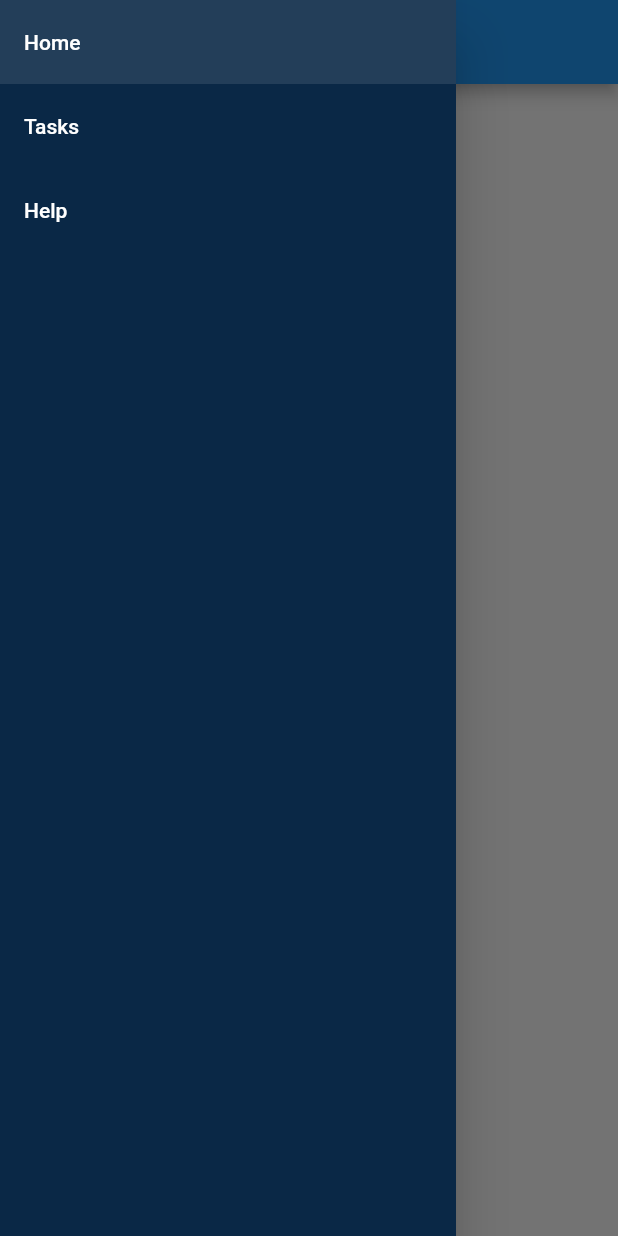
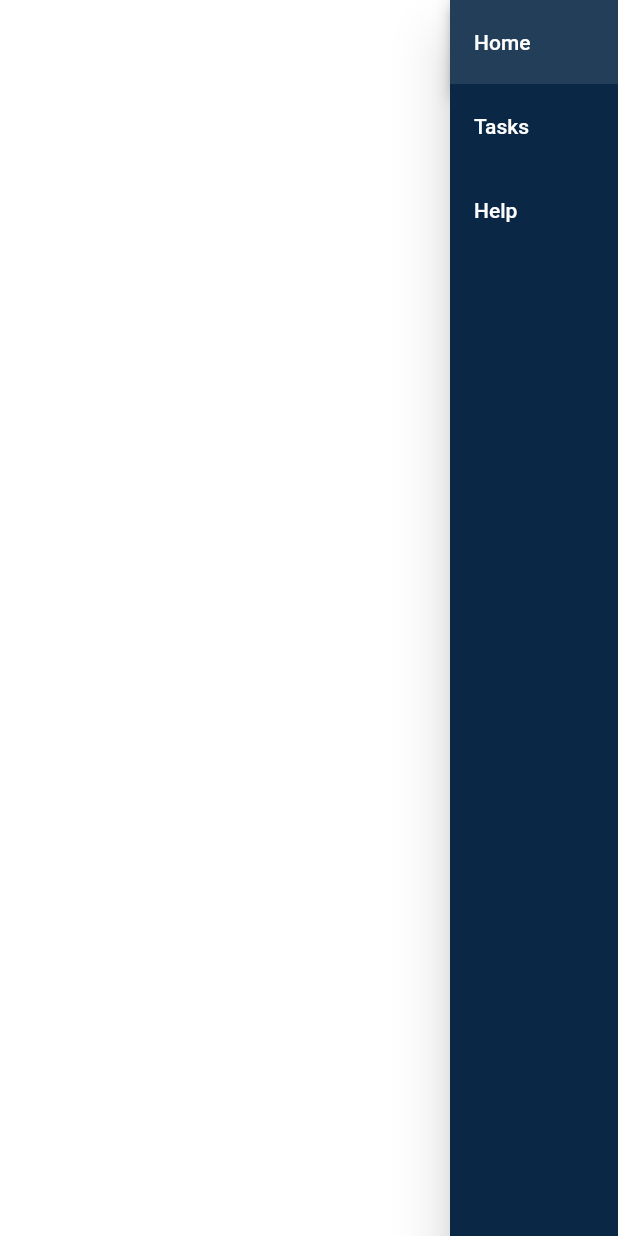
Before and after one commit to incon/nav_test, a Flutter app: the screen it shows after launch, with the side drawer open, on a phone screen of 412 x 824 dp. Run offline on Flutter 3.47's test engine with Material 2 defaults, Android fonts, the phone set to English and light mode, and no system bars.

Commit message:
Hacky fix

```diff
--- a/lib/main.dart
+++ b/lib/main.dart
@@ -1,26 +1,62 @@
 import 'package:flutter/material.dart';
 import 'package:nav_test/help_screen.dart';
 import 'package:nav_test/home_screen.dart';
+import 'package:nav_test/my_menu.dart';
 import 'package:nav_test/tasks_detail_screen.dart';
 import 'package:nav_test/tasks_screen.dart';
 
 void main() => runApp(const MyApp());
 
+final GlobalKey<NavigatorState> navigatorKey = GlobalKey<NavigatorState>();
+
 class MyApp extends StatelessWidget {
-  const MyApp({Key key}) : super(key: key);
+  const MyApp({Key? key}) : super(key: key);
 
   static const String _title = 'Navigation side menu example';
 
   @override
   Widget build(BuildContext context) {
     return MaterialApp(
+      // Layout builder needed for media query
+      home: LayoutBuilder(
+        builder: (BuildContext context, BoxConstraints constraints) {
+          final mediaQuery = MediaQuery.of(context);
+          return Stack(
+            children: [
+              Row(
+                children: [
+                  Container(
+                    width: 300.0,
+                  ),
+                  Expanded(
+                    child: Container(
+                      width: 300.0,
+                      child: MaterialApp(
                         title: _title,
+                        navigatorKey: navigatorKey,
                         routes: {
                           HomeScreen.route: (context) => HomeScreen(),
                           TasksScreen.route: (context) => TasksScreen(),
-        TasksDetailScreen.route: (context) => TasksDetailScreen(),
+                          TasksDetailScreen.route: (context) =>
+                              TasksDetailScreen(),
                           HelpScreen.route: (context) => HelpScreen(),
                         },
+                      ),
+                    ),
+                  )
+                ],
+              ),
+              if (mediaQuery.size.width >= 1000)
+                Container(
+                  width: 300.0,
+                  child: Scaffold(
+                    body: MyMenu(),
+                  ),
+                ),
+            ],
+          );
+        },
+      ),
     );
   }
 }
--- a/lib/my_menu.dart
+++ b/lib/my_menu.dart
@@ -1,6 +1,7 @@
 import 'package:flutter/material.dart';
 import 'package:nav_test/help_screen.dart';
 import 'package:nav_test/home_screen.dart';
+import 'package:nav_test/main.dart';
 import 'package:nav_test/tasks_detail_screen.dart';
 import 'package:nav_test/tasks_screen.dart';
 
@@ -36,18 +37,17 @@ class MyMenu extends StatelessWidget {
 }
 
 Widget _menuItem(
-    {@required BuildContext context,
-    @required String title,
-    @required String route,
-    @required List<String> routes}) {
-  final current = routes.contains(ModalRoute.of(context).settings.name);
+    {required BuildContext context,
+    required String title,
+    required String route,
+    required List<String> routes}) {
+  final current = routes.contains(ModalRoute.of(context)?.settings.name);
   return Container(
     color: (current) ? Colors.white.withOpacity(0.1) : Colors.transparent,
     child: ListTile(
       onTap: () {
         if (!current) {
-          Navigator.pushReplacementNamed(
-            context,
+          navigatorKey.currentState!.pushReplacementNamed(
             route,
           );
         }
--- a/lib/my_scaffold.dart
+++ b/lib/my_scaffold.dart
@@ -7,19 +7,18 @@ class MyScaffold extends StatelessWidget {
   final bool drawer;
 
   const MyScaffold({
-    @required this.title,
-    @required this.body,
+    required this.title,
+    required this.body,
     this.drawer = true,
   });
 
   @override
   Widget build(BuildContext context) {
-    return (MediaQuery.of(context).size.width <= 1000)
-        ? Scaffold(
+    return Scaffold(
       appBar: AppBar(
         title: Text(title),
       ),
-            drawer: drawer
+      drawer: MediaQuery.of(context).size.width < 1000
           ? Drawer(
               child: MyMenu(),
             )
@@ -27,26 +26,6 @@ class MyScaffold extends StatelessWidget {
       body: Center(
         child: body,
       ),
-          )
-        : Row(
-            children: [
-              Container(
-                width: 300.0,
-                child: Scaffold(
-                  body: MyMenu(),
-                ),
-              ),
-              Expanded(
-                child: Scaffold(
-                  appBar: AppBar(
-                    title: Text(title),
-                  ),
-                  body: Center(
-                    child: body,
-                  ),
-                ),
-              )
-            ],
     );
   }
 }
--- a/pubspec.yaml
+++ b/pubspec.yaml
@@ -18,7 +18,7 @@ publish_to: 'none' # Remove this line if you wish to publish to pub.dev
 version: 1.0.0+1
 
 environment:
-  sdk: '>=2.10.0 <3.0.0'
+  sdk: '>=2.12.0 <3.0.0'
 
 dependencies:
   flutter:
```
Also changed, not shown: pubspec.lock. Lines whose indentation alone changed are shown as unchanged.
